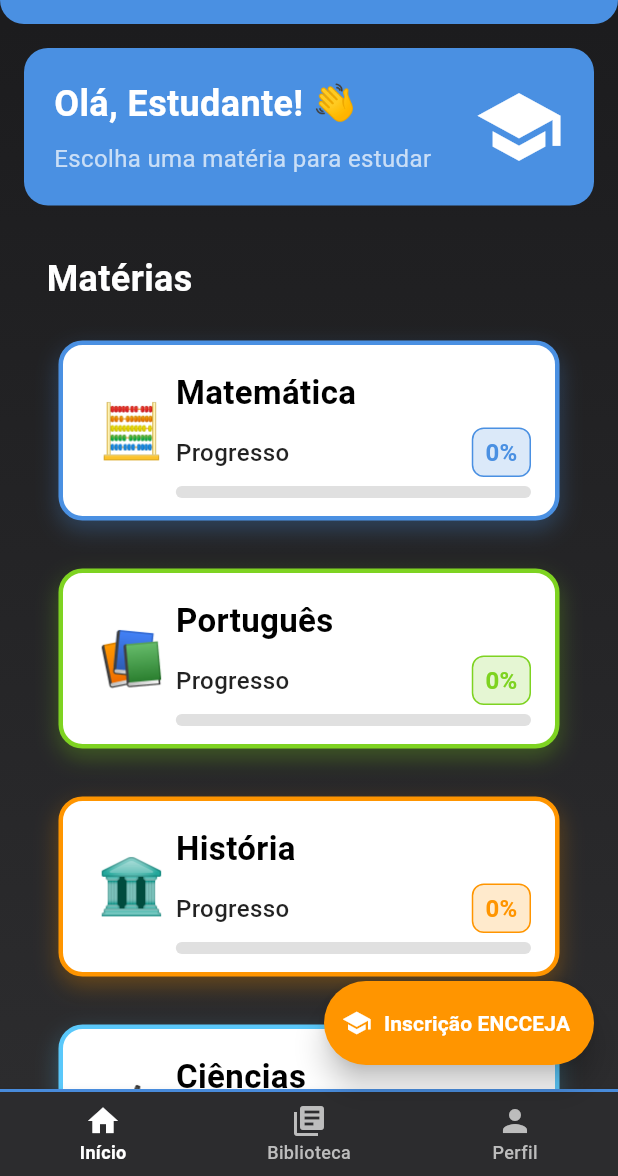
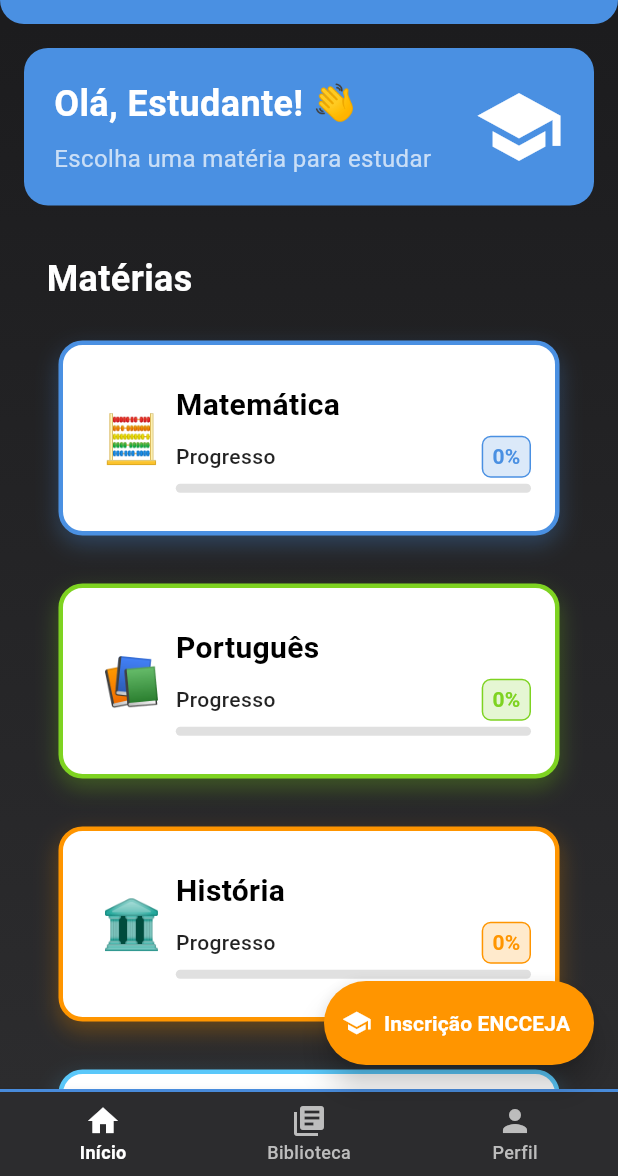
Before and after one commit to FabioSonats/enceja-plus, a Flutter app: the HomeScreen screen opened by its route, on a phone screen of 412 x 824 dp, the part 60-1236 px from its top. Run offline on Flutter 3.47's test engine with Material 3 defaults, Android fonts, the phone set to English and light mode, and no system bars; our stand-ins replace go_router, shared_preferences; missing offline and left inert: dart:html; accounts and stored records are empty.

Commit message:
fix: corrigir overflow nos cards da tela principal
- Aumentar altura dos cards de 120px para 130px
- Reduzir tamanhos de fonte para caber no espaÃ§o
- Ajustar espaÃ§amentos internos
- Manter legibilidade e contraste mÃ¡ximo
- Resolver erro de RenderFlex overflow

```diff
--- a/lib/presentation/views/home/home_screen.dart
+++ b/lib/presentation/views/home/home_screen.dart
@@ -293,7 +293,7 @@ class _HomeScreenState extends State<HomeScreen> {
         onTap: onTap,
         borderRadius: BorderRadius.circular(16),
         child: Container(
-          height: 120,
+          height: 130, // Aumentei a altura
           padding: const EdgeInsets.all(16),
           decoration: BoxDecoration(
             borderRadius: BorderRadius.circular(16),
@@ -318,7 +318,7 @@ class _HomeScreenState extends State<HomeScreen> {
                 child: Center(
                   child: Text(
                     icon,
-                    style: const TextStyle(fontSize: 36), // Maior
+                    style: const TextStyle(fontSize: 32), // Reduzi um pouco
                   ),
                 ),
               ),
@@ -332,37 +332,37 @@ class _HomeScreenState extends State<HomeScreen> {
                     Text(
                       title,
                       style: TextStyle(
-                        fontSize: 22,
+                        fontSize: 20, // Reduzi um pouco
                         fontWeight: FontWeight.bold,
                         color: Colors.black, // Preto para máximo contraste
                       ),
                     ),
-                    const SizedBox(height: 8),
+                    const SizedBox(height: 6), // Reduzi o espaçamento
                     Row(
                       mainAxisAlignment: MainAxisAlignment.spaceBetween,
                       children: [
                         const Text(
                           'Progresso',
                           style: TextStyle(
-                            fontSize: 16,
+                            fontSize: 14, // Reduzi um pouco
                             color: Colors.black87,
                             fontWeight: FontWeight.w500,
                           ),
                         ),
                         Container(
                           padding: const EdgeInsets.symmetric(
-                            horizontal: 8,
-                            vertical: 4,
+                            horizontal: 6, // Reduzi o padding
+                            vertical: 3,
                           ),
                           decoration: BoxDecoration(
                             color: color.withOpacity(0.2),
-                            borderRadius: BorderRadius.circular(8),
+                            borderRadius: BorderRadius.circular(6),
                             border: Border.all(color: color, width: 1),
                           ),
                           child: Text(
                             '${(progress * 100).round()}%',
                             style: TextStyle(
-                              fontSize: 16,
+                              fontSize: 14, // Reduzi um pouco
                               fontWeight: FontWeight.bold,
                               color: color,
                             ),
@@ -370,13 +370,13 @@ class _HomeScreenState extends State<HomeScreen> {
                         ),
                       ],
                     ),
-                    const SizedBox(height: 6),
+                    const SizedBox(height: 4), // Reduzi o espaçamento
                     LinearProgressIndicator(
                       value: progress,
                       backgroundColor: Colors.grey[300], // Fundo claro
                       valueColor: AlwaysStoppedAnimation<Color>(color),
-                      minHeight: 8, // Mais alta
-                      borderRadius: BorderRadius.circular(4),
+                      minHeight: 6, // Reduzi um pouco
+                      borderRadius: BorderRadius.circular(3),
                     ),
                   ],
                 ),
```
